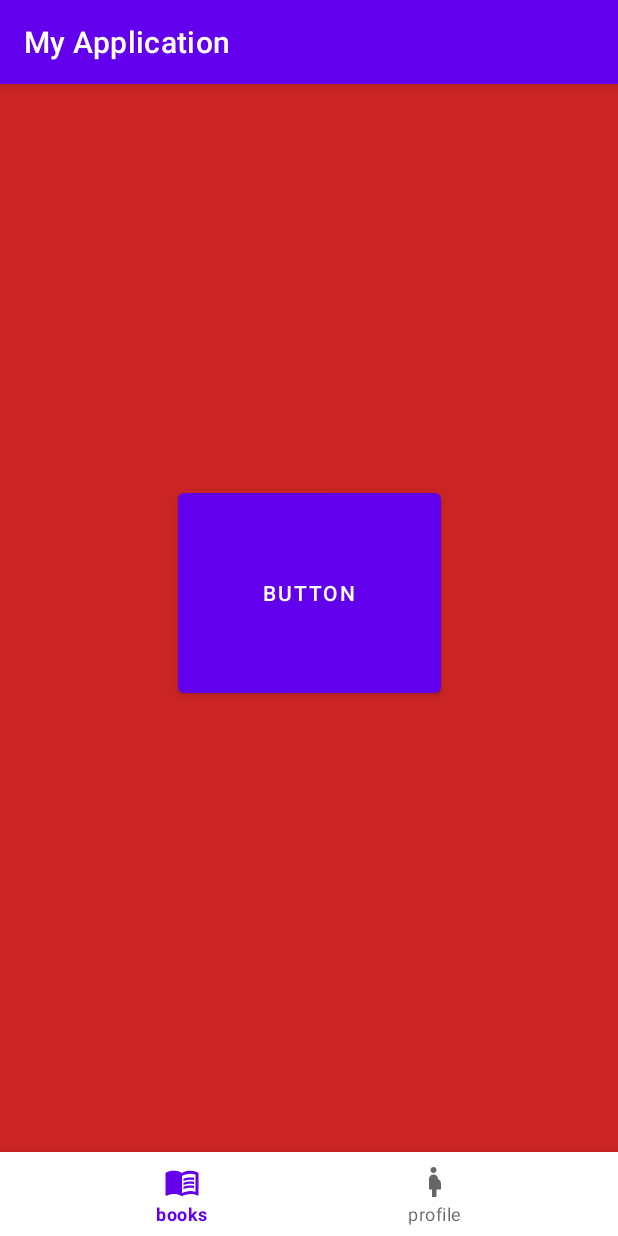
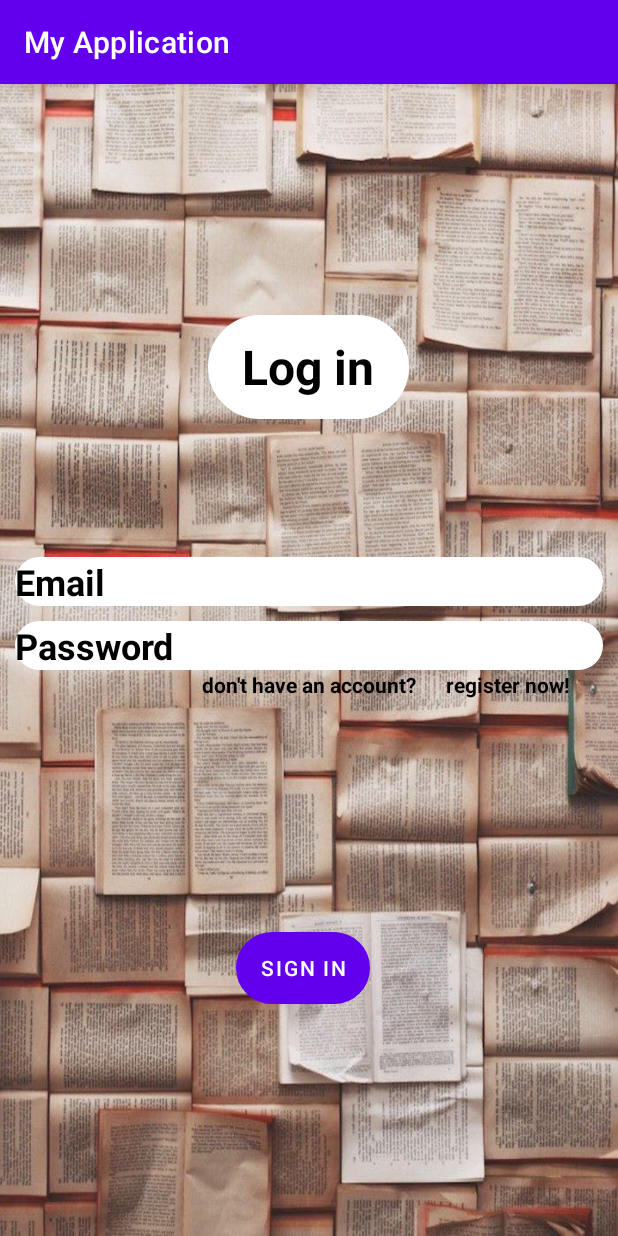
Before and after one commit to zurabi19/gayshit, an Android app: the screen it shows after launch (MainActivity), on a phone screen of 412 x 824 dp. Run offline under Robolectric (Android 15) with nearby library versions, the light colour scheme and no system bars; our stand-ins replace navigation-ui.

Commit message:
loginacc

```diff
--- a/app/build.gradle
+++ b/app/build.gradle
@@ -1,6 +1,7 @@
 plugins {
     id 'com.android.application'
     id 'org.jetbrains.kotlin.android'
+    id 'com.google.gms.google-services'
 }
 
 android {
@@ -38,6 +39,7 @@ dependencies {
     implementation 'androidx.appcompat:appcompat:1.6.0'
     implementation 'com.google.android.material:material:1.7.0'
     implementation 'androidx.constraintlayout:constraintlayout:2.1.4'
+    implementation 'com.google.firebase:firebase-auth:21.0.3'
     testImplementation 'junit:junit:4.13.2'
     androidTestImplementation 'androidx.test.ext:junit:1.1.5'
     androidTestImplementation 'androidx.test.espresso:espresso-core:3.5.1'
--- /dev/null
+++ b/app/src/main/java/com/example/myapplication/LoginFragment.kt
@@ -0,0 +1,22 @@
+package com.example.myapplication
+
+import android.os.Bundle
+import android.view.LayoutInflater
+import android.view.View
+import android.view.ViewGroup
+import androidx.fragment.app.Fragment
+
+class LoginFragment: Fragment(R.layout.login_fragment) {
+    override fun onCreateView(
+        inflater: LayoutInflater,
+        container: ViewGroup?,
+        savedInstanceState: Bundle?
+    ): View? {
+        var view = inflater.inflate(R.layout.login_fragment,container,false)
+
+
+
+
+        return view
+    }
+}
--- a/app/src/main/java/com/example/myapplication/MainActivity.kt
+++ b/app/src/main/java/com/example/myapplication/MainActivity.kt
@@ -16,7 +16,7 @@ class MainActivity : AppCompatActivity() {
         super.onCreate(savedInstanceState)
         setContentView(R.layout.activity_main)
 
-        supportFragmentManager.beginTransaction().replace(R.id.mainContainer,xd()).commit()
+        supportFragmentManager.beginTransaction().replace(R.id.mainContainer,LoginFragment()).commit()
 
 
 
--- /dev/null
+++ b/app/src/main/res/drawable/circle_shape.xml
@@ -0,0 +1,6 @@
+<?xml version="1.0" encoding="utf-8"?>
+<shape xmlns:android="http://schemas.android.com/apk/res/android">
+    <corners android:radius="600dp"/>
+    <stroke android:color="@color/black" android:width="5dp"/>
+
+</shape>
--- /dev/null
+++ b/app/src/main/res/layout/login_fragment.xml
@@ -0,0 +1,102 @@
+<?xml version="1.0" encoding="utf-8"?>
+<androidx.constraintlayout.widget.ConstraintLayout xmlns:android="http://schemas.android.com/apk/res/android"
+    xmlns:app="http://schemas.android.com/apk/res-auto"
+    xmlns:tools="http://schemas.android.com/tools"
+    android:background="@drawable/wignebispoto"
+    android:layout_width="match_parent"
+    android:layout_height="match_parent"
+    >
+
+
+    <TextView
+        android:id="@+id/textView2"
+        android:layout_width="134dp"
+        android:layout_height="69dp"
+        android:background="@drawable/circle_shape"
+        android:gravity="center"
+        android:backgroundTint="#FFFFFF"
+        android:text="Log in"
+        android:textColor="@color/black"
+        android:textSize="32sp"
+        android:textStyle="bold"
+        app:layout_constraintBottom_toBottomOf="parent"
+        app:layout_constraintEnd_toEndOf="parent"
+        app:layout_constraintHorizontal_bias="0.498"
+        app:layout_constraintStart_toStartOf="parent"
+        app:layout_constraintTop_toTopOf="parent"
+        app:layout_constraintVertical_bias="0.22" />
+
+    <EditText
+        android:id="@+id/Email"
+        android:layout_width="match_parent"
+        android:layout_height="wrap_content"
+        android:layout_marginTop="92dp"
+        android:background="@drawable/circle_shape"
+        android:backgroundTint="@color/white"
+        android:hint="Email"
+        android:textSize="24sp"
+        android:textStyle="bold"
+        android:textColorHint="@color/black"
+        android:layout_marginEnd="10dp"
+        android:layout_marginStart="10dp"
+        app:layout_constraintEnd_toEndOf="parent"
+        app:layout_constraintStart_toStartOf="parent"
+        app:layout_constraintTop_toBottomOf="@+id/textView2" />
+
+    <EditText
+        android:id="@+id/pass"
+        android:layout_width="match_parent"
+        android:layout_height="wrap_content"
+        android:background="@drawable/circle_shape"
+        android:textColorHint="@color/black"
+        android:layout_marginEnd="10dp"
+        android:layout_marginStart="10dp"
+        android:layout_marginTop="10dp"
+        android:backgroundTint="@color/white"
+        android:textStyle="bold"
+        android:textSize="24sp"
+        android:hint="Password"
+        app:layout_constraintEnd_toEndOf="parent"
+        app:layout_constraintStart_toStartOf="parent"
+        app:layout_constraintTop_toBottomOf="@+id/Email" />
+
+    <TextView
+        android:id="@+id/noacc"
+        android:layout_width="wrap_content"
+        android:layout_height="wrap_content"
+        android:text="don't have an account?"
+        android:textColor="@color/black"
+        android:textStyle="bold"
+        app:layout_constraintEnd_toEndOf="parent"
+        app:layout_constraintStart_toStartOf="parent"
+        app:layout_constraintTop_toBottomOf="@+id/pass" />
+
+    <TextView
+        android:id="@+id/register"
+        android:layout_width="wrap_content"
+        android:layout_height="wrap_content"
+        android:layout_marginStart="20dp"
+        android:text="register now!"
+        android:textColor="@color/black"
+        android:textStyle="bold"
+        app:layout_constraintStart_toEndOf="@+id/noacc"
+        app:layout_constraintTop_toBottomOf="@+id/pass" />
+
+    <Button
+        android:id="@+id/button2"
+        android:layout_width="wrap_content"
+        android:layout_height="wrap_content"
+        android:text="sign in"
+        android:background="@drawable/circle_shape"
+        android:backgroundTint="@color/black"
+        app:layout_constraintBottom_toBottomOf="parent"
+        app:layout_constraintEnd_toEndOf="parent"
+        app:layout_constraintHorizontal_bias="0.488"
+        app:layout_constraintStart_toStartOf="parent"
+        app:layout_constraintTop_toBottomOf="@+id/noacc" />
+
+
+
+
+
+</androidx.constraintlayout.widget.ConstraintLayout>
--- a/build.gradle
+++ b/build.gradle
@@ -1,6 +1,10 @@
-// Top-level build file where you can add configuration options common to all sub-projects/modules.
+buildscript {
+    dependencies {
+        classpath 'com.google.gms:google-services:4.3.10'
+    }
+}// Top-level build file where you can add configuration options common to all sub-projects/modules.
 plugins {
-    id 'com.android.application' version '7.3.1' apply false
-    id 'com.android.library' version '7.3.1' apply false
+    id 'com.android.application' version '7.4.0' apply false
+    id 'com.android.library' version '7.4.0' apply false
     id 'org.jetbrains.kotlin.android' version '1.7.20' apply false
 }
```
Also changed, not shown: app/src/main/res/drawable/wignebispoto.jpg (added), gradle/wrapper/gradle-wrapper.properties, 1 other file.
